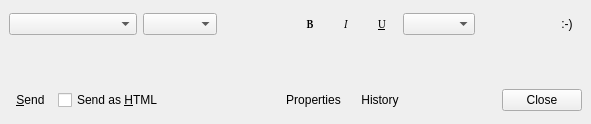
The window that modules/chat/rzxchatui.ui (Fruneau/qRezix) describes before a commit, drawn with Qt 5.
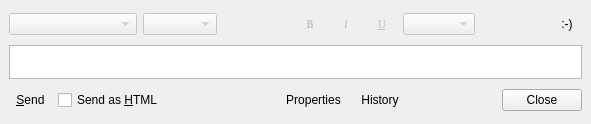
The same window after the commit. Custom widgets are drawn as their Qt base class.

```diff
--- a/modules/chat/rzxchatui.ui
+++ b/modules/chat/rzxchatui.ui
@@ -32,6 +32,9 @@
      </property>
      <item>
       <widget class="QComboBox" name="cbFontSelect" >
+       <property name="enabled" >
+        <bool>false</bool>
+       </property>
        <property name="sizePolicy" >
         <sizepolicy>
          <hsizetype>3</hsizetype>
@@ -50,6 +53,9 @@
      </item>
      <item>
       <widget class="QComboBox" name="cbSize" >
+       <property name="enabled" >
+        <bool>false</bool>
+       </property>
        <property name="sizePolicy" >
         <sizepolicy>
          <hsizetype>0</hsizetype>
@@ -87,6 +93,9 @@
      </item>
      <item>
       <widget class="QToolButton" name="btnBold" >
+       <property name="enabled" >
+        <bool>false</bool>
+       </property>
        <property name="minimumSize" >
         <size>
          <width>30</width>
@@ -123,6 +132,9 @@
      </item>
      <item>
       <widget class="QToolButton" name="btnItalic" >
+       <property name="enabled" >
+        <bool>false</bool>
+       </property>
        <property name="minimumSize" >
         <size>
          <width>30</width>
@@ -159,6 +171,9 @@
      </item>
      <item>
       <widget class="QToolButton" name="btnUnderline" >
+       <property name="enabled" >
+        <bool>false</bool>
+       </property>
        <property name="minimumSize" >
         <size>
          <width>30</width>
@@ -194,7 +209,11 @@
       </widget>
      </item>
      <item>
-      <widget class="QComboBox" name="cbColorSelect" />
+      <widget class="QComboBox" name="cbColorSelect" >
+       <property name="enabled" >
+        <bool>false</bool>
+       </property>
+      </widget>
      </item>
      <item>
       <spacer>
@@ -421,7 +440,7 @@
  <customwidgets>
   <customwidget>
    <class>RzxTextEdit</class>
-   <extends></extends>
+   <extends>QTextEdit</extends>
    <header>rzxtextedit.h</header>
    <container>0</container>
    <pixmap></pixmap>
```
